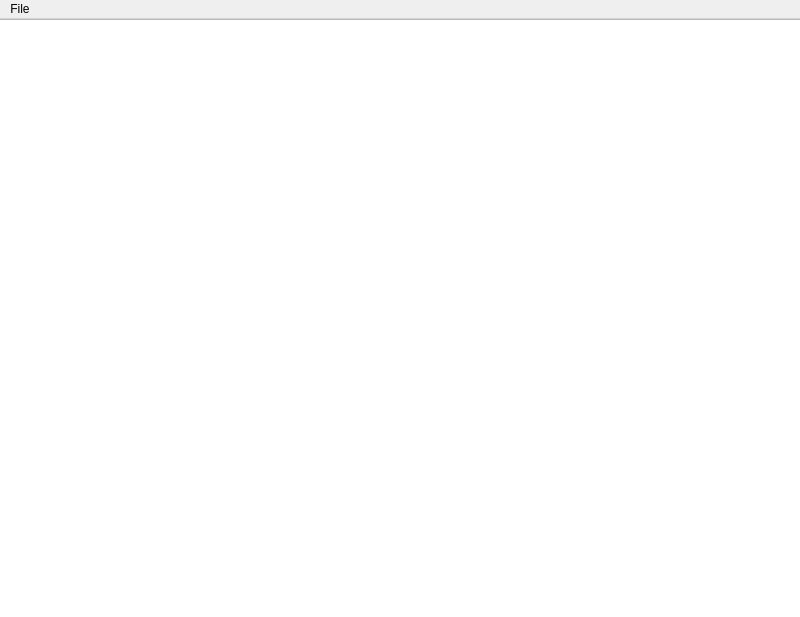
The window that cppEditor/mainwindow.ui (arkneid/cppEditor) describes before a commit, drawn with Qt 5.
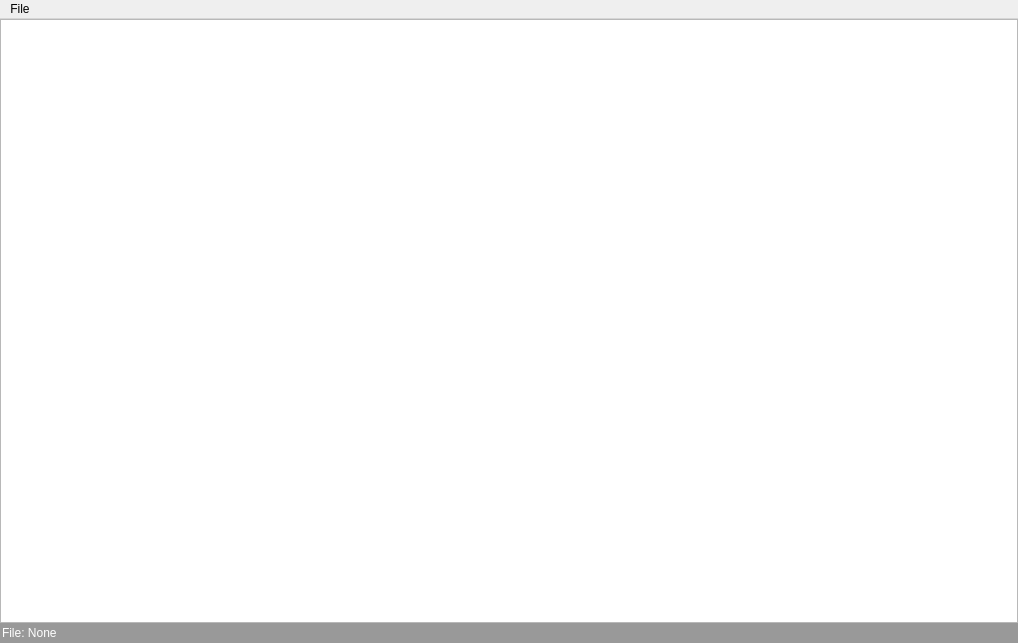
The same window after the commit.

```diff
--- a/cppEditor/mainwindow.ui
+++ b/cppEditor/mainwindow.ui
@@ -9,37 +9,250 @@
    <rect>
     <x>0</x>
     <y>0</y>
-    <width>800</width>
-    <height>617</height>
+    <width>1018</width>
+    <height>643</height>
    </rect>
   </property>
   <property name="windowTitle">
    <string>MainWindow</string>
   </property>
   <widget class="QWidget" name="centralwidget">
-   <widget class="QTextEdit" name="textEdit">
-    <property name="geometry">
-     <rect>
-      <x>-10</x>
-      <y>0</y>
-      <width>811</width>
-      <height>601</height>
-     </rect>
+   <property name="enabled">
+    <bool>true</bool>
+   </property>
+   <property name="sizePolicy">
+    <sizepolicy hsizetype="Preferred" vsizetype="Preferred">
+     <horstretch>0</horstretch>
+     <verstretch>0</verstretch>
+    </sizepolicy>
+   </property>
+   <layout class="QHBoxLayout" name="horizontalLayout_2">
+    <property name="spacing">
+     <number>0</number>
     </property>
-    <property name="sizeAdjustPolicy">
-     <enum>QAbstractScrollArea::AdjustToContents</enum>
+    <property name="sizeConstraint">
+     <enum>QLayout::SetNoConstraint</enum>
     </property>
-   </widget>
+    <property name="leftMargin">
+     <number>0</number>
+    </property>
+    <property name="topMargin">
+     <number>0</number>
+    </property>
+    <property name="rightMargin">
+     <number>0</number>
+    </property>
+    <property name="bottomMargin">
+     <number>0</number>
+    </property>
+    <item>
+     <layout class="QVBoxLayout" name="verticalLayout">
+      <property name="spacing">
+       <number>0</number>
+      </property>
+      <property name="sizeConstraint">
+       <enum>QLayout::SetNoConstraint</enum>
+      </property>
+      <item>
+       <widget class="QTextEdit" name="textEdit">
+        <property name="sizePolicy">
+         <sizepolicy hsizetype="Preferred" vsizetype="MinimumExpanding">
+          <horstretch>0</horstretch>
+          <verstretch>0</verstretch>
+         </sizepolicy>
+        </property>
+        <property name="lineWidth">
+         <number>0</number>
+        </property>
+        <property name="sizeAdjustPolicy">
+         <enum>QAbstractScrollArea::AdjustToContents</enum>
+        </property>
+       </widget>
+      </item>
+      <item>
+       <widget class="QLineEdit" name="lineEdit">
+        <property name="sizePolicy">
+         <sizepolicy hsizetype="Preferred" vsizetype="Preferred">
+          <horstretch>0</horstretch>
+          <verstretch>0</verstretch>
+         </sizepolicy>
+        </property>
+        <property name="palette">
+         <palette>
+          <active>
+           <colorrole role="Text">
+            <brush brushstyle="SolidPattern">
+             <color alpha="255">
+              <red>255</red>
+              <green>255</green>
+              <blue>255</blue>
+             </color>
+            </brush>
+           </colorrole>
+           <colorrole role="Base">
+            <brush brushstyle="SolidPattern">
+             <color alpha="255">
+              <red>153</red>
+              <green>153</green>
+              <blue>153</blue>
+             </color>
+            </brush>
+           </colorrole>
+           <colorrole role="PlaceholderText">
+            <brush brushstyle="SolidPattern">
+             <color alpha="255">
+              <red>255</red>
+              <green>255</green>
+              <blue>255</blue>
+             </color>
+            </brush>
+           </colorrole>
+          </active>
+          <inactive>
+           <colorrole role="Text">
+            <brush brushstyle="SolidPattern">
+             <color alpha="255">
+              <red>255</red>
+              <green>255</green>
+              <blue>255</blue>
+             </color>
+            </brush>
+           </colorrole>
+           <colorrole role="Base">
+            <brush brushstyle="SolidPattern">
+             <color alpha="255">
+              <red>153</red>
+              <green>153</green>
+              <blue>153</blue>
+             </color>
+            </brush>
+           </colorrole>
+           <colorrole role="PlaceholderText">
+            <brush brushstyle="SolidPattern">
+             <color alpha="255">
+              <red>255</red>
+              <green>255</green>
+              <blue>255</blue>
+             </color>
+            </brush>
+           </colorrole>
+          </inactive>
+          <disabled>
+           <colorrole role="PlaceholderText">
+            <brush brushstyle="SolidPattern">
+             <color alpha="255">
+              <red>255</red>
+              <green>255</green>
+              <blue>255</blue>
+             </color>
+            </brush>
+           </colorrole>
+          </disabled>
+         </palette>
+        </property>
+        <property name="autoFillBackground">
+         <bool>false</bool>
+        </property>
+        <property name="frame">
+         <bool>false</bool>
+        </property>
+        <property name="readOnly">
+         <bool>true</bool>
+        </property>
+        <property name="placeholderText">
+         <string>File: None</string>
+        </property>
+       </widget>
+      </item>
+     </layout>
+    </item>
+   </layout>
   </widget>
   <widget class="QMenuBar" name="menubar">
    <property name="geometry">
     <rect>
      <x>0</x>
      <y>0</y>
-     <width>800</width>
+     <width>1018</width>
      <height>21</height>
     </rect>
    </property>
+   <property name="palette">
+    <palette>
+     <active>
+      <colorrole role="Text">
+       <brush brushstyle="SolidPattern">
+        <color alpha="255">
+         <red>255</red>
+         <green>255</green>
+         <blue>255</blue>
+        </color>
+       </brush>
+      </colorrole>
+      <colorrole role="Base">
+       <brush brushstyle="SolidPattern">
+        <color alpha="153">
+         <red>153</red>
+         <green>153</green>
+         <blue>153</blue>
+        </color>
+       </brush>
+      </colorrole>
+      <colorrole role="PlaceholderText">
+       <brush brushstyle="SolidPattern">
+        <color alpha="255">
+         <red>255</red>
+         <green>255</green>
+         <blue>255</blue>
+        </color>
+       </brush>
+      </colorrole>
+     </active>
+     <inactive>
+      <colorrole role="Text">
+       <brush brushstyle="SolidPattern">
+        <color alpha="255">
+         <red>255</red>
+         <green>255</green>
+         <blue>255</blue>
+        </color>
+       </brush>
+      </colorrole>
+      <colorrole role="Base">
+       <brush brushstyle="SolidPattern">
+        <color alpha="153">
+         <red>153</red>
+         <green>153</green>
+         <blue>153</blue>
+        </color>
+       </brush>
+      </colorrole>
+      <colorrole role="PlaceholderText">
+       <brush brushstyle="SolidPattern">
+        <color alpha="255">
+         <red>255</red>
+         <green>255</green>
+         <blue>255</blue>
+        </color>
+       </brush>
+      </colorrole>
+     </inactive>
+     <disabled>
+      <colorrole role="PlaceholderText">
+       <brush brushstyle="SolidPattern">
+        <color alpha="255">
+         <red>255</red>
+         <green>255</green>
+         <blue>255</blue>
+        </color>
+       </brush>
+      </colorrole>
+     </disabled>
+    </palette>
+   </property>
+   <property name="autoFillBackground">
+    <bool>true</bool>
+   </property>
    <widget class="QMenu" name="menuFile">
     <property name="title">
      <string>File</string>
```
Left out of the diff: 73 changed lines with no effect on the pictures.
